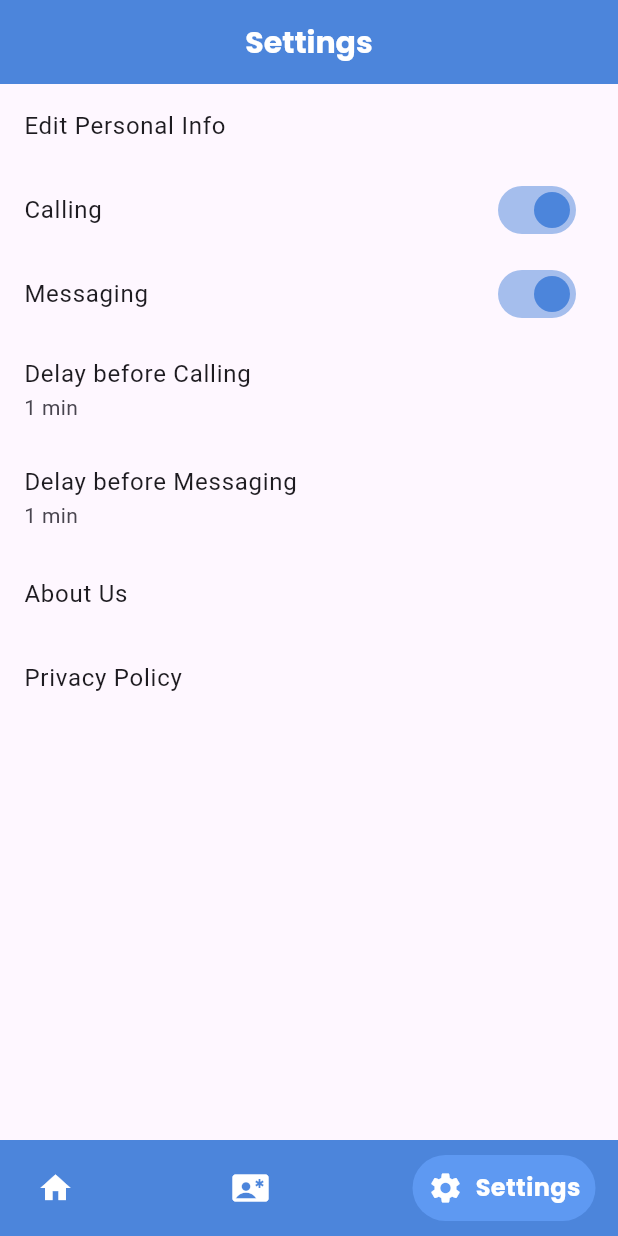
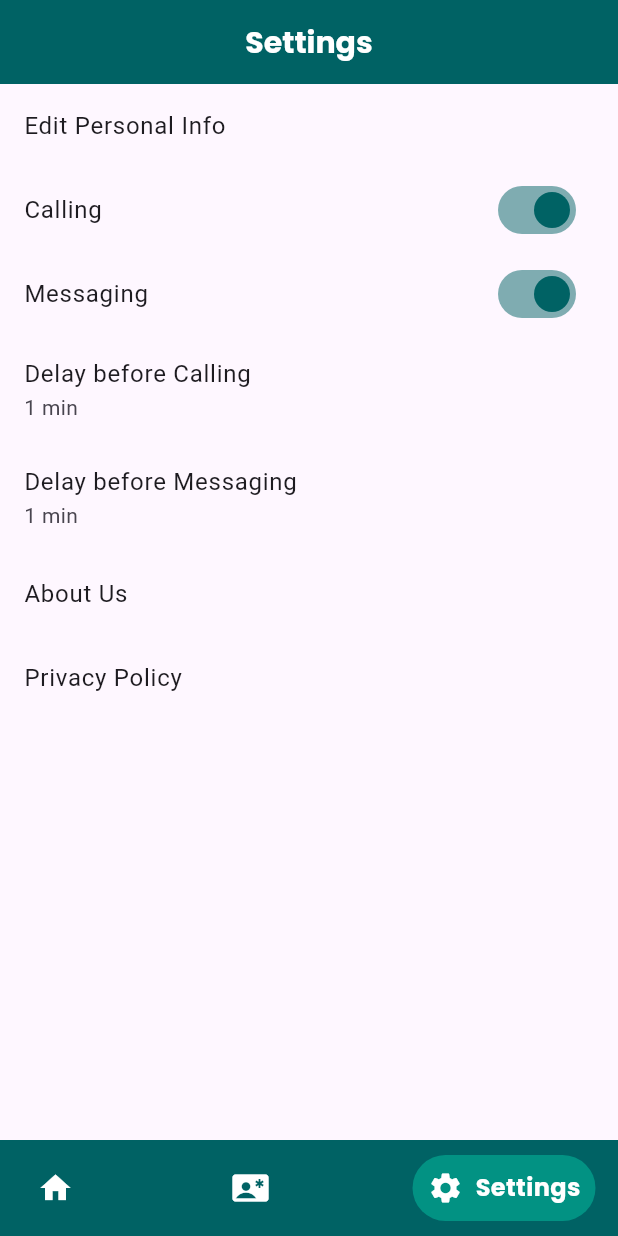
Before and after one commit to Freedisch/safetycall, a Flutter app: the screen it shows after launch, item 3 of the bottom bar chosen, on a phone screen of 412 x 824 dp. Run offline on Flutter 3.47's test engine with Material 3 defaults, Android fonts, the phone set to English and light mode, and no system bars; drawn by our look-alikes of google_nav_bar; our stand-ins replace flutter_dotenv, google_fonts, shared_preferences, supabase_flutter; accounts and stored records are empty.

Commit message:
Update theme

```diff
--- a/lib/theme.dart
+++ b/lib/theme.dart
@@ -2,8 +2,8 @@ import 'package:flutter/material.dart';
 import 'package:google_fonts/google_fonts.dart';
 
 // ======COLORS ==============
-const themeColor = Color.fromRGBO(76, 133, 219, 1);
-const lighterBgColor = Color.fromRGBO(94, 153, 242, 1);
+const themeColor = Color.fromRGBO(0, 98, 100, 1);
+const lighterBgColor = Color.fromRGBO(2, 146, 131, 1);
 const lightCardColor = Color.fromRGBO(231, 254, 253, 0.498);
 const textColor = Color.fromARGB(255, 255, 255, 255);
 const whiteBgColor = Color.fromARGB(255, 255, 255, 255);
--- a/lib/widget/privacy.dart
+++ b/lib/widget/privacy.dart
@@ -1,12 +1,11 @@
 import 'package:flutter/material.dart';
+import 'package:safetycare/widget/appbar.dart';
 
 class PrivacyPolicyPage extends StatelessWidget {
   @override
   Widget build(BuildContext context) {
     return Scaffold(
-      appBar: AppBar(
-        title: Text('Privacy Policy'),
-      ),
+      appBar: SafetyCallAppBar(appBarTitle: "Privacy Policy"),
       body: SingleChildScrollView(
         padding: EdgeInsets.all(16.0),
         child: RichText(
```
